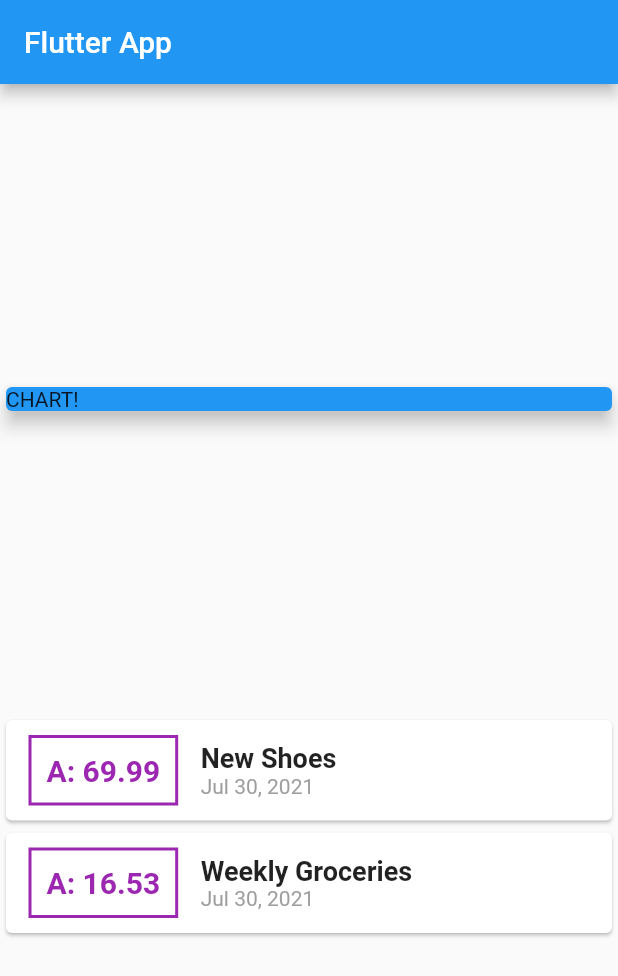
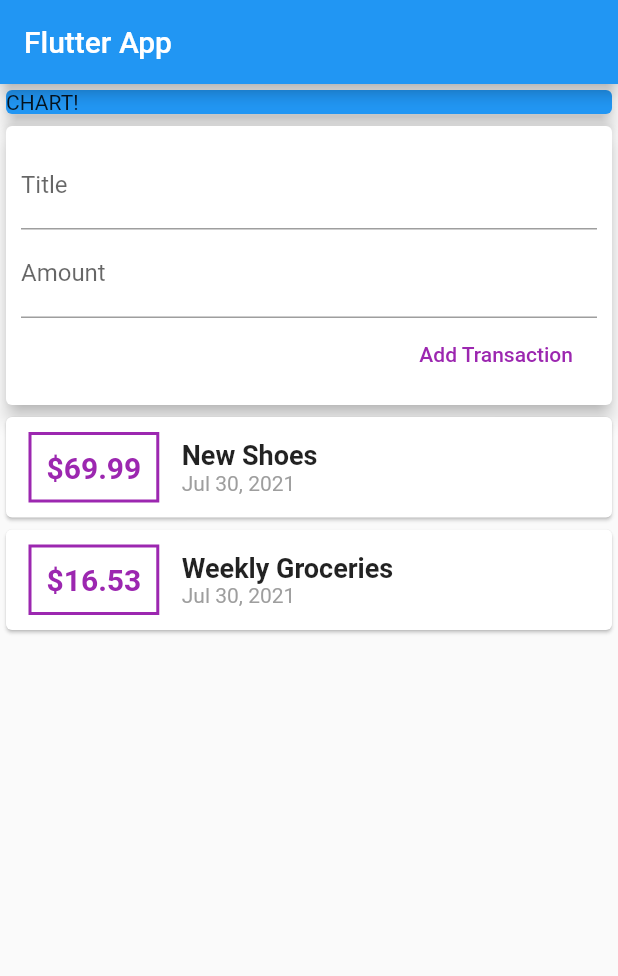
Before and after one commit to antranvn/flutter_expense_planner, a Flutter app: the screen it shows after launch, on a phone screen of 412 x 824 dp. Shown: the top 976 px of the screen. Run offline on Flutter 3.47's test engine with Material 2 defaults, Android fonts, the phone set to English and light mode, and no system bars.

```diff
--- a/lib/main.dart
+++ b/lib/main.dart
@@ -1,6 +1,5 @@
 import 'package:flutter/material.dart';
-import 'package:flutter_expense_planner/transaction.dart';
-import 'package:intl/intl.dart';
+import 'package:flutter_expense_planner/widgets/user_transaction.dart';
 
 void main() {
   runApp(MyApp());
@@ -19,15 +18,8 @@ class MyApp extends StatelessWidget {
 }
 
 class MyHomePage extends StatelessWidget {
-  final List<Transaction> transactions = [
-    Transaction(
-        id: 't1', title: 'New Shoes', amount: 69.99, date: DateTime.now()),
-    Transaction(
-        id: 't2',
-        title: 'Weekly Groceries',
-        amount: 16.53,
-        date: DateTime.now()),
-  ];
+  //late String titleInput;
+  //late String amountInput;
 
   @override
   Widget build(BuildContext context) {
@@ -35,8 +27,9 @@ class MyHomePage extends StatelessWidget {
       appBar: AppBar(
         title: Text('Flutter App'),
       ),
-      body: Column(
-        mainAxisAlignment: MainAxisAlignment.spaceEvenly,
+      body: SingleChildScrollView(
+        child: Column(
+          mainAxisAlignment: MainAxisAlignment.start,
           crossAxisAlignment: CrossAxisAlignment.stretch,
           children: <Widget>[
             Container(
@@ -47,50 +40,9 @@ class MyHomePage extends StatelessWidget {
                 elevation: 5,
               ),
             ),
-          Column(
-            children: transactions.map((tx) {
-              return Card(
-                child: Row(
-                  children: <Widget>[
-                    Container(
-                      margin:
-                          EdgeInsets.symmetric(vertical: 10, horizontal: 15),
-                      decoration: BoxDecoration(
-                          border: Border.all(color: Colors.purple, width: 2)),
-                      padding: EdgeInsets.all(10),
-                      child: Text(
-                        'A: ${tx.amount}',
-                        style: TextStyle(
-                          fontWeight: FontWeight.bold,
-                          fontSize: 20,
-                          color: Colors.purple,
-                        ),
-                      ),
-                    ),
-                    Column(
-                      crossAxisAlignment: CrossAxisAlignment.start,
-                      children: <Widget>[
-                        Text(
-                          tx.title,
-                          style: TextStyle(
-                            fontSize: 18,
-                            fontWeight: FontWeight.bold,
-                          ),
-                        ),
-                        Text(
-                          DateFormat.yMMMd().format(tx.date),
-                          style: TextStyle(
-                            color: Colors.grey,
-                          ),
-                        ),
-                      ],
-                    )
+            UserTransactions(),
           ],
         ),
-              );
-            }).toList(),
-          ),
-        ],
       ),
     );
   }
--- /dev/null
+++ b/lib/widgets/new_transaction.dart
@@ -0,0 +1,52 @@
+import 'package:flutter/material.dart';
+
+class NewTransaction extends StatelessWidget {
+  final Function addTx;
+
+  final titleController = TextEditingController();
+  final amountController = TextEditingController();
+
+  NewTransaction(this.addTx);
+
+  void submitData() {
+    final enteredTitle = titleController.text;
+    final enteredAmount = double.parse(amountController.text);
+    print(enteredTitle);
+    if (enteredTitle.isEmpty || enteredAmount <= 0) {
+      return;
+    }
+
+    addTx(titleController.text, double.parse(amountController.text));
+  }
+
+  @override
+  Widget build(BuildContext context) {
+    return Card(
+      elevation: 5,
+      child: Container(
+        padding: EdgeInsets.all(10),
+        child: Column(
+          crossAxisAlignment: CrossAxisAlignment.end,
+          children: <Widget>[
+            TextField(
+              decoration: InputDecoration(labelText: 'Title'),
+              controller: titleController,
+              onSubmitted: (_) => submitData(),
+            ),
+            TextField(
+              decoration: InputDecoration(labelText: 'Amount'),
+              controller: amountController,
+              keyboardType: TextInputType.number,
+              onSubmitted: (_) => submitData(),
+            ),
+            FlatButton(
+              onPressed: submitData,
+              textColor: Colors.purple,
+              child: Text('Add Transaction'),
+            )
+          ],
+        ),
+      ),
+    );
+  }
+}
--- /dev/null
+++ b/lib/widgets/transaction_list.dart
@@ -0,0 +1,60 @@
+import 'package:flutter/material.dart';
+import 'package:flutter_expense_planner/models/transaction.dart';
+import 'package:intl/intl.dart';
+import '../models/transaction.dart';
+
+class TransactionList extends StatelessWidget {
+  final List<Transaction> transactions;
+
+  TransactionList(this.transactions);
+
+  @override
+  Widget build(BuildContext context) {
+    return Container(
+      height: 300,
+      child: ListView.builder(
+        itemBuilder: (ctx, index) {
+          return Card(
+            child: Row(
+              children: <Widget>[
+                Container(
+                  margin: EdgeInsets.symmetric(vertical: 10, horizontal: 15),
+                  decoration: BoxDecoration(
+                      border: Border.all(color: Colors.purple, width: 2)),
+                  padding: EdgeInsets.all(10),
+                  child: Text(
+                    '\$${transactions[index].amount}',
+                    style: TextStyle(
+                      fontWeight: FontWeight.bold,
+                      fontSize: 20,
+                      color: Colors.purple,
+                    ),
+                  ),
+                ),
+                Column(
+                  crossAxisAlignment: CrossAxisAlignment.start,
+                  children: <Widget>[
+                    Text(
+                      transactions[index].title,
+                      style: TextStyle(
+                        fontSize: 18,
+                        fontWeight: FontWeight.bold,
+                      ),
+                    ),
+                    Text(
+                      DateFormat.yMMMd().format(transactions[index].date),
+                      style: TextStyle(
+                        color: Colors.grey,
+                      ),
+                    ),
+                  ],
+                )
+              ],
+            ),
+          );
+        },
+        itemCount: transactions.length,
+      ),
+    );
+  }
+}
--- /dev/null
+++ b/lib/widgets/user_transaction.dart
@@ -0,0 +1,46 @@
+import 'package:flutter/material.dart';
+import 'package:flutter_expense_planner/models/transaction.dart';
+import 'package:flutter_expense_planner/widgets/new_transaction.dart';
+import 'package:flutter_expense_planner/widgets/transaction_list.dart';
+
+class UserTransactions extends StatefulWidget {
+  const UserTransactions({Key? key}) : super(key: key);
+
+  @override
+  _UserTransactionsState createState() => _UserTransactionsState();
+}
+
+class _UserTransactionsState extends State<UserTransactions> {
+  final List<Transaction> _userTransactions = [
+    Transaction(
+        id: 't1', title: 'New Shoes', amount: 69.99, date: DateTime.now()),
+    Transaction(
+        id: 't2',
+        title: 'Weekly Groceries',
+        amount: 16.53,
+        date: DateTime.now()),
+  ];
+
+  void _addNewTransaction(String title, double amount) {
+    final newTx = Transaction(
+      id: DateTime.now().toString(),
+      title: title,
+      amount: amount,
+      date: DateTime.now(),
+    );
+
+    setState(() {
+      _userTransactions.add(newTx);
+    });
+  }
+
+  @override
+  Widget build(BuildContext context) {
+    return Column(
+      children: <Widget>[
+        NewTransaction(_addNewTransaction),
+        TransactionList(_userTransactions),
+      ],
+    );
+  }
+}
```
Also changed, not shown: lib/models/transaction.dart (renamed from lib/transaction.dart). Lines whose indentation alone changed are shown as unchanged.
